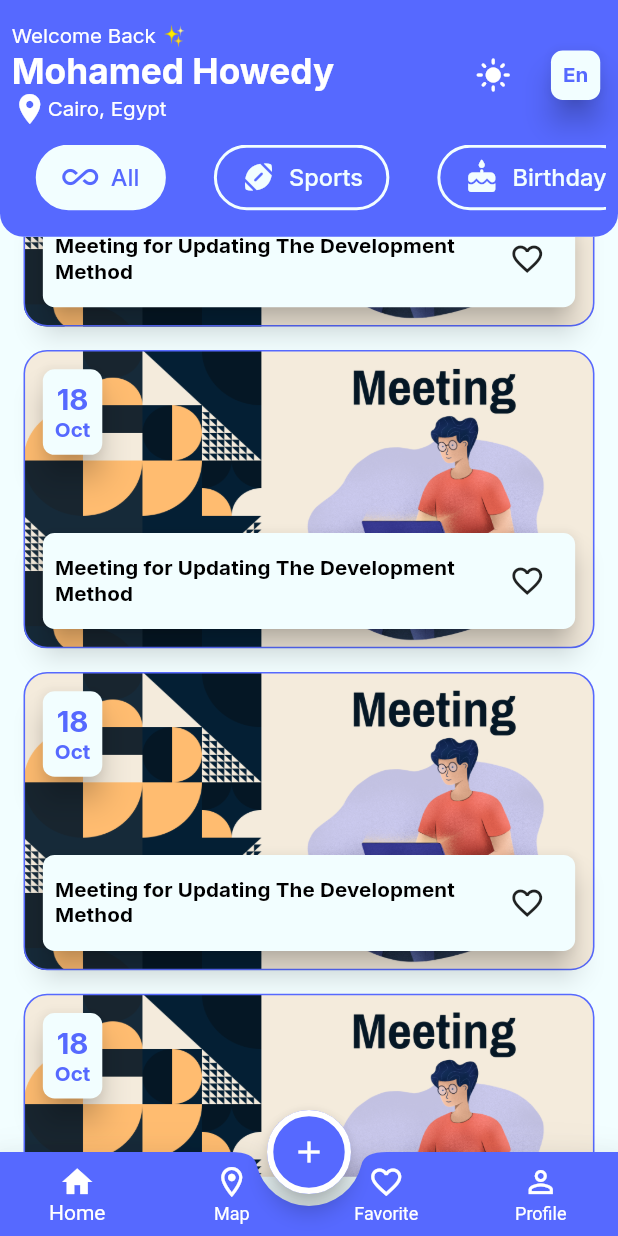
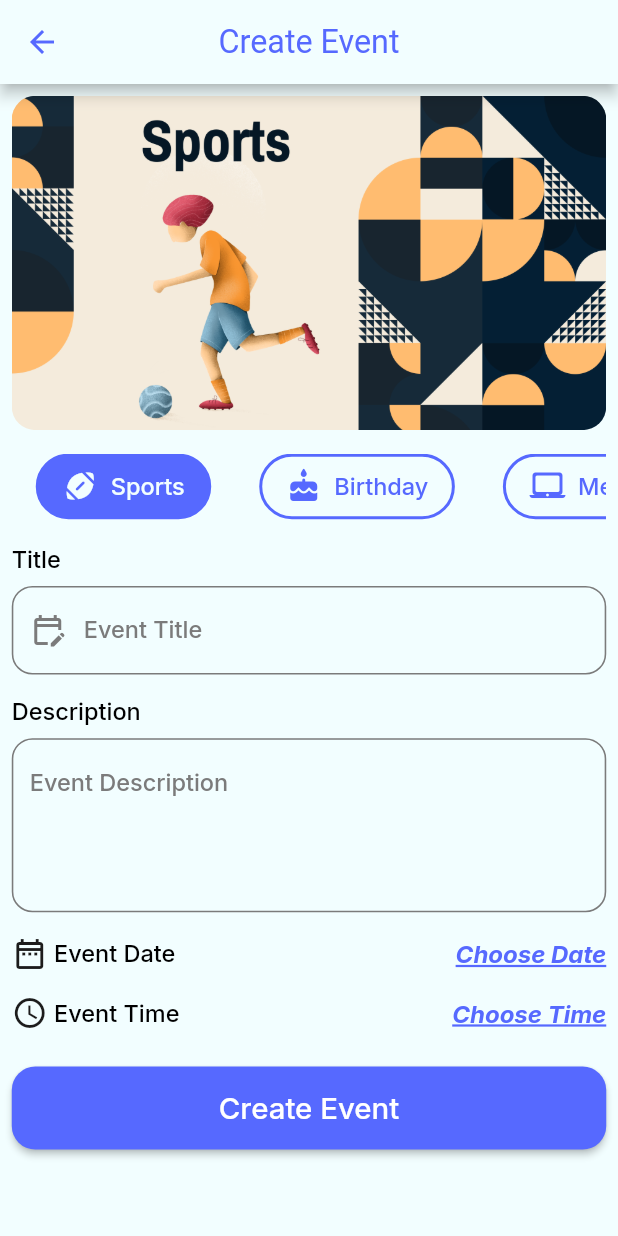
Before and after one commit to howedyy/Event_app, a Flutter app: the screen it shows after launch, scrolled down 576 dp, after a tap on the "add" icon, on a phone screen of 412 x 824 dp. Run offline on Flutter 3.47's test engine with Material 3 defaults, Android fonts, the phone set to English and light mode, and no system bars; our stand-ins replace flutter_screenutil, flutter_svg, google_fonts.

Commit message:
finished Create Event UI

```diff
--- a/lib/config/theme/theme_manager.dart
+++ b/lib/config/theme/theme_manager.dart
@@ -6,6 +6,17 @@ import 'package:google_fonts/google_fonts.dart';
 class ThemeManager {
   static final ThemeData light = ThemeData(
     useMaterial3: false,
+    appBarTheme: AppBarTheme(
+      backgroundColor: ColorsManager.whiteBlue,
+      foregroundColor: ColorsManager.blue,
+      titleTextStyle: GoogleFonts.roboto(
+        fontSize: 22.sp,
+        fontWeight: FontWeight.w400,
+        color: ColorsManager.blue,
+
+      ),
+      centerTitle: true,
+    ),
     primaryColor: ColorsManager.blue,
     colorScheme: ColorScheme.fromSeed(
         seedColor: ColorsManager.blue,
@@ -62,7 +73,12 @@ class ThemeManager {
           borderRadius: BorderRadius.circular(14.r),
           borderSide: BorderSide(color: ColorsManager.red, width: 1.w)
       ),
-      labelStyle: GoogleFonts.inter(fontSize: 18.sp,fontWeight: FontWeight.w500,color: ColorsManager.grey),
+      labelStyle: GoogleFonts.inter(
+          fontSize: 14.sp,fontWeight: FontWeight.w500,color: ColorsManager.grey
+      ),
+      hintStyle: GoogleFonts.inter(
+          fontSize: 16.sp,fontWeight: FontWeight.w500,color: ColorsManager.grey
+      ),
       prefixIconColor: ColorsManager.grey,
       suffixIconColor: ColorsManager.grey,
     ),
@@ -94,6 +110,11 @@ class ThemeManager {
       titleSmall: GoogleFonts.inter(
           fontSize: 14.sp,
           fontWeight: FontWeight.bold,
+          color: ColorsManager.black
+      ),
+      titleMedium: GoogleFonts.inter(
+          fontSize: 16.sp,
+          fontWeight: FontWeight.w500,
           color: ColorsManager.black
       ),
       headlineSmall: GoogleFonts.inter(
--- a/lib/core/routes_manager/app_routes.dart
+++ b/lib/core/routes_manager/app_routes.dart
@@ -2,4 +2,5 @@ class AppRoutes {
   static const String register = "/register";
   static const String login = "/login";
   static const String mainLayout = "/mainLayout";
+  static const String createEvent = "/createEvent";
 }
--- a/lib/core/routes_manager/router.dart
+++ b/lib/core/routes_manager/router.dart
@@ -1,9 +1,9 @@
 import 'package:event_app/core/routes_manager/app_routes.dart';
 import 'package:event_app/feature/auth/login/login.dart';
 import 'package:event_app/feature/auth/register/register.dart';
+import 'package:event_app/feature/create_event/create_event.dart';
 import 'package:event_app/feature/main_layout/main_layout.dart';
 import 'package:flutter/cupertino.dart';
-import 'package:flutter/material.dart';
 
 class RoutesManager{
   static Route? router(RouteSettings settings){
@@ -17,6 +17,10 @@ class RoutesManager{
       case AppRoutes.mainLayout:{
         return CupertinoPageRoute(builder: (context)=>MainLayout());
       }
+      case AppRoutes.createEvent:{
+        return CupertinoPageRoute(builder: (context)=>CreateEvent());
+      }
     }
+    return null;
   }
 }
--- a/lib/core/widgets/custom_elevated_button.dart
+++ b/lib/core/widgets/custom_elevated_button.dart
@@ -1,5 +1,4 @@
 import 'package:flutter/material.dart';
-import 'package:flutter_screenutil/flutter_screenutil.dart';
 
 class CustomElevatedButton extends StatelessWidget {
   const CustomElevatedButton({super.key ,required this.text, required this.onPress});
--- a/lib/core/widgets/custom_tab_bar.dart
+++ b/lib/core/widgets/custom_tab_bar.dart
@@ -1,7 +1,5 @@
-import 'package:event_app/core/resources/colors_manager.dart';
 import 'package:event_app/core/widgets/custom_tab_item.dart';
-import 'package:event_app/models/catagory_model.dart';
-import 'package:flutter/foundation.dart';
+import 'package:event_app/models/category_model.dart';
 import 'package:flutter/material.dart';
 
 class CustomTabBar extends StatefulWidget {
@@ -10,7 +8,8 @@ class CustomTabBar extends StatefulWidget {
   required this.selectedBgColor,
   required this.unSelectedBgColor,
   required this.selectedFgColor,
-  required this.unSelectedFgColor
+  required this.unSelectedFgColor,
+    this.onCategoryItemClicked
   });
 
 
@@ -20,6 +19,7 @@ class CustomTabBar extends StatefulWidget {
   final Color unSelectedBgColor;
   final Color selectedFgColor;
   final Color unSelectedFgColor;
+  final void Function(CategoryModel category)? onCategoryItemClicked;
 
   @override
   State<CustomTabBar> createState() => _CustomTabBarState();
@@ -35,6 +35,7 @@ class _CustomTabBarState extends State<CustomTabBar> {
 
           indicatorColor: Colors.transparent,
           onTap: (index){
+            widget.onCategoryItemClicked?.call(widget.categories[index]);
             setState(() {
               selectedIndex = index;
             });
--- a/lib/core/widgets/custom_tab_item.dart
+++ b/lib/core/widgets/custom_tab_item.dart
@@ -1,5 +1,4 @@
-import 'package:event_app/core/resources/colors_manager.dart';
-import 'package:event_app/models/catagory_model.dart';
+import 'package:event_app/models/category_model.dart';
 import 'package:flutter/material.dart';
 import 'package:flutter_screenutil/flutter_screenutil.dart';
 import 'package:google_fonts/google_fonts.dart';
--- a/lib/core/widgets/custom_text_form_field.dart
+++ b/lib/core/widgets/custom_text_form_field.dart
@@ -5,24 +5,29 @@ import 'package:google_fonts/google_fonts.dart';
 
 class CustomTextFormField extends StatelessWidget {
   const CustomTextFormField({super.key,
-  required this.labelText,
+   this.labelText,
+    this.hintText,
     required this.keyboardType,
     this.suffixIcon,
     this.prefixIcon,
     this.isSecure = false,
     this.validator,
     this.controller,
+    this.maxLines = 1,
   });
-  final String labelText;
+  final String? labelText;
+  final String? hintText;
   final Widget? prefixIcon;
   final Widget? suffixIcon;
   final TextInputType keyboardType;
   final bool isSecure;
   final String? Function(String?)? validator;
   final TextEditingController? controller;
+  final int maxLines;
   @override
   Widget build(BuildContext context) {
     return TextFormField(
+      maxLines: maxLines,
       controller: controller,
       validator: validator,
       obscureText: isSecure,
@@ -30,7 +35,7 @@ class CustomTextFormField extends StatelessWidget {
       keyboardType: keyboardType,
       decoration: InputDecoration(
           labelText: labelText,
-
+          hintText: hintText,
           prefixIcon: prefixIcon,
 
 
--- a/lib/core/widgets/event_item.dart
+++ b/lib/core/widgets/event_item.dart
@@ -4,7 +4,6 @@ import 'package:event_app/models/event_model.dart';
 import 'package:flutter/material.dart';
 import 'package:flutter_screenutil/flutter_screenutil.dart';
 import 'package:google_fonts/google_fonts.dart';
-import 'package:intl/intl.dart';
 
 class EventItem extends StatefulWidget {
   const EventItem({super.key, required  this.event});
--- a/lib/feature/auth/login/login.dart
+++ b/lib/feature/auth/login/login.dart
@@ -21,7 +21,7 @@ class _LoginState extends State<Login> {
   bool securePassword = true;
   late TextEditingController _emailController;
   late TextEditingController _passwordController;
-  GlobalKey<FormState> _formKey = GlobalKey<FormState>();
+  final GlobalKey<FormState> _formKey = GlobalKey<FormState>();
 
 
   @override
--- a/lib/feature/auth/register/register.dart
+++ b/lib/feature/auth/register/register.dart
@@ -1,14 +1,11 @@
 import 'package:event_app/core/resources/assets_manager.dart';
-import 'package:event_app/core/resources/colors_manager.dart';
 import 'package:event_app/core/resources/validators.dart';
 import 'package:event_app/core/routes_manager/app_routes.dart';
-import 'package:event_app/core/routes_manager/router.dart';
 import 'package:event_app/core/widgets/custom_elevated_button.dart';
 import 'package:event_app/core/widgets/custom_text_button.dart';
 import 'package:event_app/core/widgets/custom_text_form_field.dart';
 import 'package:flutter/material.dart';
 import 'package:flutter_screenutil/flutter_screenutil.dart';
-import 'package:google_fonts/google_fonts.dart';
 
 class Register extends StatefulWidget {
   const Register({super.key});
@@ -24,7 +21,7 @@ class _RegisterState extends State<Register> {
   late TextEditingController _emailController ;
   late TextEditingController _passwordController ;
   late TextEditingController _rePasswordController ;
-  GlobalKey<FormState> _formKey = GlobalKey<FormState>();
+  final GlobalKey<FormState> _formKey = GlobalKey<FormState>();
 
   @override
   void initState(){
--- /dev/null
+++ b/lib/feature/create_event/create_event.dart
@@ -0,0 +1,102 @@
+import 'package:event_app/core/resources/assets_manager.dart';
+import 'package:event_app/core/resources/colors_manager.dart';
+import 'package:event_app/core/widgets/custom_elevated_button.dart';
+import 'package:event_app/core/widgets/custom_tab_bar.dart';
+import 'package:event_app/core/widgets/custom_text_button.dart';
+import 'package:event_app/core/widgets/custom_text_form_field.dart';
+import 'package:event_app/models/category_model.dart';
+import 'package:flutter/material.dart';
+import 'package:flutter_screenutil/flutter_screenutil.dart';
+
+class CreateEvent extends StatefulWidget {
+  const CreateEvent({super.key});
+
+  @override
+  State<CreateEvent> createState() => _CreateEventState();
+}
+
+class _CreateEventState extends State<CreateEvent> {
+  CategoryModel selectedCategory = CategoryModel.categories[0];
+  @override
+  Widget build(BuildContext context) {
+    return Scaffold(
+      appBar: AppBar(
+         title: Text("Create Event") ,
+      ),
+      body: Padding(
+        padding:  REdgeInsets.all(8.0),
+        child: SingleChildScrollView(
+          child: Column(
+            crossAxisAlignment: CrossAxisAlignment.stretch,
+            children: [
+              ClipRRect(
+                  borderRadius: BorderRadius.circular(16.r),
+                  child: Image.asset(selectedCategory.imagePath),
+              ),
+              SizedBox(height: 16.h,),
+              CustomTabBar(
+                onCategoryItemClicked: (category){
+                  setState(() {
+                    selectedCategory = category;
+                  });
+                },
+                  categories: CategoryModel.categories,
+                  selectedBgColor: ColorsManager.blue,
+                  unSelectedBgColor: Colors.transparent,
+                  selectedFgColor: ColorsManager.whiteBlue,
+                  unSelectedFgColor: ColorsManager.blue
+              ),
+              SizedBox(height: 16.h,),
+              Text("Title", style: Theme.of(context).textTheme.titleMedium,),
+              SizedBox(height: 8.h,),
+              CustomTextFormField(hintText: "Event Title",prefixIcon: Icon(Icons.edit_calendar_outlined), keyboardType: TextInputType.text),
+              SizedBox(height: 16.h,),
+              Text("Description", style: Theme.of(context).textTheme.titleMedium,),
+              SizedBox(height: 8.h,),
+              CustomTextFormField(
+                  hintText: "Event Description",
+                  keyboardType: TextInputType.text,
+                maxLines: 4,
+              ),
+              SizedBox(height: 16.h,),
+              Row(
+                children: [
+                  Icon(Icons.date_range_outlined, color: ColorsManager.black1C,),
+                  SizedBox(width: 4.w,),
+                  Text("Event Date", style: Theme.of(context).textTheme.titleMedium,),
+                  Spacer(),
+                  CustomTextButton(
+                      text: "Choose Date",
+                      onTap: (){
+                        showDatePicker(context: context, firstDate: DateTime.now(), lastDate: DateTime.now().add(Duration(days: 365))
+                        );
+                      }
+                  ),
+
+                ],
+              ),
+              SizedBox(height: 16.h,),
+              Row(
+                children: [
+                  Icon(Icons.access_time_outlined, color: ColorsManager.black1C,),
+                  SizedBox(width: 4.w,),
+                  Text("Event Time", style: Theme.of(context).textTheme.titleMedium,),
+                  Spacer(),
+                  CustomTextButton(text: "Choose Time", onTap: (){
+                    showTimePicker(context: context, initialTime: TimeOfDay.now());
+                  }),
+
+                ],
+              ),
+              SizedBox(height: 24.h,),
+              CustomElevatedButton(text: "Create Event", onPress: (){}),
+
+
+
+            ],
+          ),
+        ),
+      ),
+    );
+  }
+}
--- a/lib/feature/main_layout/favorite/favorite_tab.dart
+++ b/lib/feature/main_layout/favorite/favorite_tab.dart
@@ -1,6 +1,6 @@
 import 'package:event_app/core/resources/colors_manager.dart';
 import 'package:event_app/core/widgets/event_item.dart';
-import 'package:event_app/models/catagory_model.dart';
+import 'package:event_app/models/category_model.dart';
 import 'package:event_app/models/event_model.dart';
 import 'package:flutter/material.dart';
 import 'package:flutter_screenutil/flutter_screenutil.dart';
--- a/lib/feature/main_layout/home/home_tab.dart
+++ b/lib/feature/main_layout/home/home_tab.dart
@@ -1,12 +1,10 @@
 import 'package:event_app/core/resources/colors_manager.dart';
 import 'package:event_app/core/widgets/custom_tab_bar.dart';
-import 'package:event_app/core/widgets/custom_tab_item.dart';
 import 'package:event_app/core/widgets/event_item.dart';
-import 'package:event_app/models/catagory_model.dart';
+import 'package:event_app/models/category_model.dart';
 import 'package:event_app/models/event_model.dart';
 import 'package:flutter/material.dart';
 import 'package:flutter_screenutil/flutter_screenutil.dart';
-import 'package:google_fonts/google_fonts.dart';
 
 class HomeTab extends StatefulWidget {
   const HomeTab({super.key});
--- a/lib/feature/main_layout/main_layout.dart
+++ b/lib/feature/main_layout/main_layout.dart
@@ -1,10 +1,10 @@
 import 'package:event_app/core/resources/colors_manager.dart';
+import 'package:event_app/core/routes_manager/app_routes.dart';
 import 'package:event_app/feature/main_layout/favorite/favorite_tab.dart';
 import 'package:event_app/feature/main_layout/home/home_tab.dart';
 import 'package:event_app/feature/main_layout/map/map_tab.dart';
 import 'package:event_app/feature/main_layout/profile/profile_tab.dart';
 import 'package:flutter/material.dart';
-import 'package:flutter_screenutil/flutter_screenutil.dart';
 
 class MainLayout extends StatefulWidget {
    const MainLayout({super.key});
@@ -34,8 +34,9 @@ int selectedIndex = 0;
 
   FloatingActionButton _buildFab(){
     return  FloatingActionButton(
-
-      onPressed: (){},
+      onPressed:(){
+        Navigator.pushNamed(context, AppRoutes.createEvent);
+      },
       child: Icon(Icons.add),
     );
   }
--- a/lib/main.dart
+++ b/lib/main.dart
@@ -1,8 +1,6 @@
 import 'package:event_app/config/theme/theme_manager.dart';
 import 'package:event_app/core/routes_manager/app_routes.dart';
 import 'package:event_app/core/routes_manager/router.dart';
-import 'package:event_app/feature/auth/login/login.dart';
-import 'package:event_app/feature/auth/register/register.dart';
 import 'package:flutter/material.dart';
 import 'package:flutter_screenutil/flutter_screenutil.dart';
 
--- a/lib/models/event_model.dart
+++ b/lib/models/event_model.dart
@@ -1,4 +1,4 @@
-import 'package:event_app/models/catagory_model.dart';
+import 'package:event_app/models/category_model.dart';
 import 'package:flutter/material.dart';
 
 class EventModel{
```
Also changed, not shown: lib/models/category_model.dart (renamed from lib/models/catagory_model.dart).
